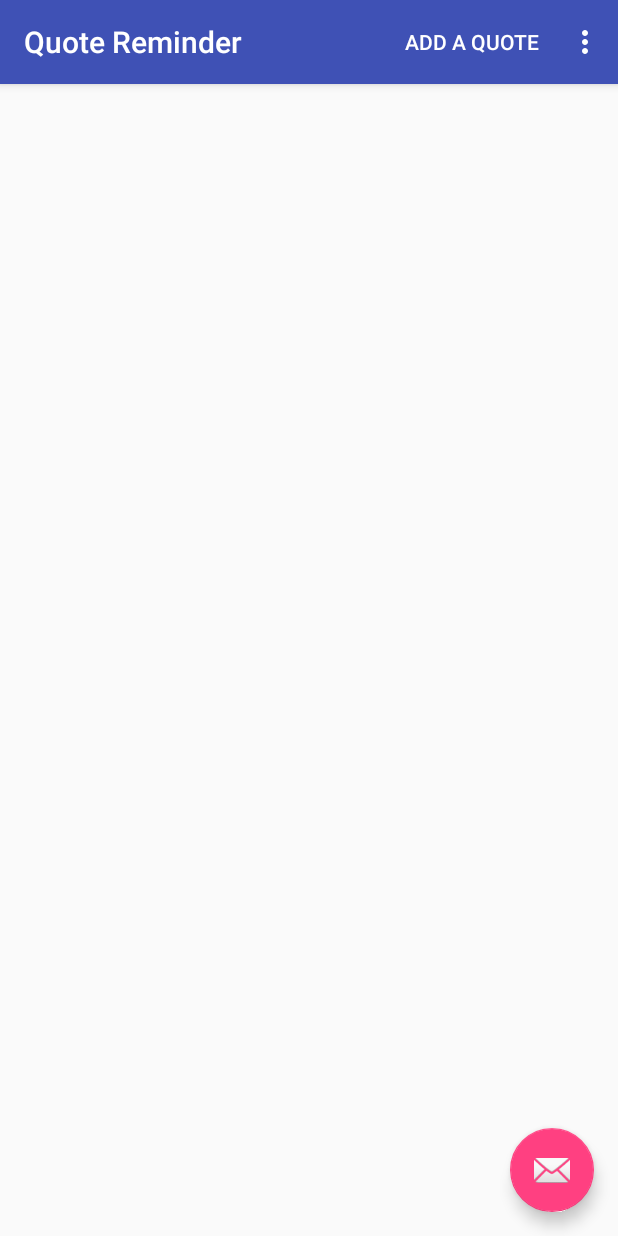
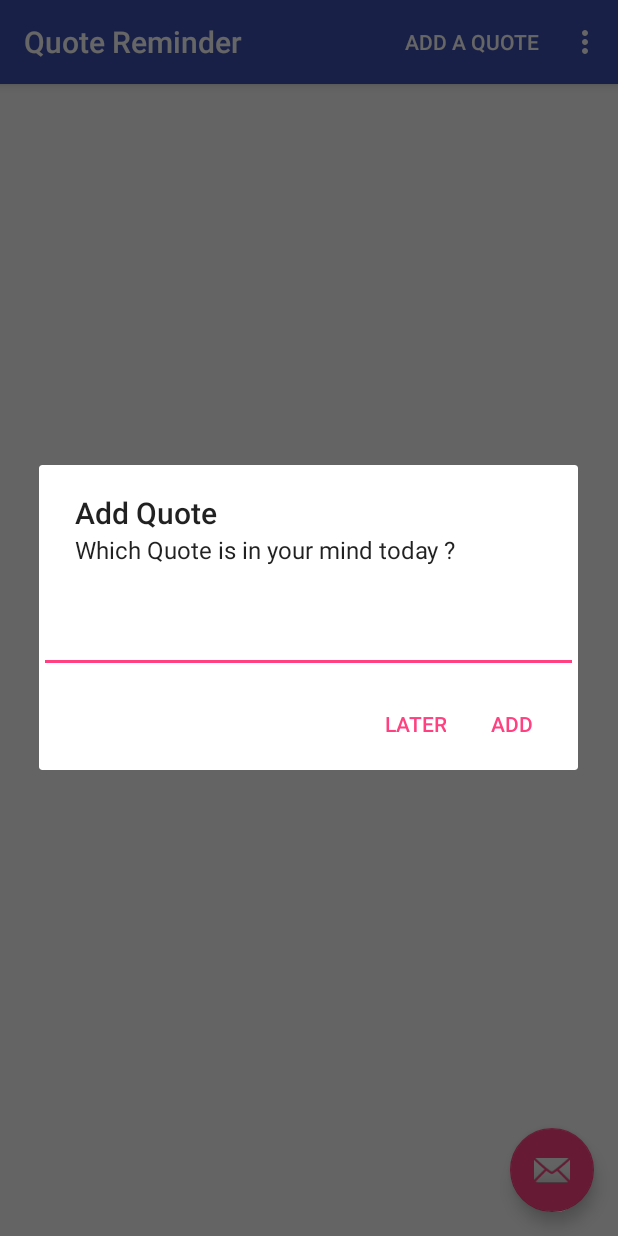
Before and after one commit to amahsanferoz/MindIt, an Android app: the screen it shows after launch (MainActivity), after a tap on "ADD A QUOTE", on a phone screen of 412 x 824 dp. Run offline under Robolectric (Android 15) with nearby library versions, the light colour scheme and no system bars.

Commit message:
Add Quote AlertDialogue added

```diff
--- a/app/src/main/java/com/arora/quotereminder/MainActivity.java
+++ b/app/src/main/java/com/arora/quotereminder/MainActivity.java
@@ -1,13 +1,17 @@
 package com.arora.quotereminder;
 
+import android.app.AlertDialog;
+import android.content.DialogInterface;
 import android.os.Bundle;
 import android.support.design.widget.FloatingActionButton;
 import android.support.design.widget.Snackbar;
 import android.support.v7.app.AppCompatActivity;
 import android.support.v7.widget.Toolbar;
+import android.util.Log;
 import android.view.View;
 import android.view.Menu;
 import android.view.MenuItem;
+import android.widget.EditText;
 
 public class MainActivity extends AppCompatActivity {
 
@@ -43,10 +47,33 @@ public class MainActivity extends AppCompatActivity {
         int id = item.getItemId();
 
         //noinspection SimplifiableIfStatement
-        if (id == R.id.action_settings) {
-            return true;
+        switch (id) {
+            case R.id.action_settings:
+                return true;
+            case R.id.addQuote:
+                AlertDialog.Builder builder = new AlertDialog.Builder(this);
+                builder.setTitle(R.string.addQuoteTitle);
+                builder.setMessage(R.string.quoteMessage);
+                final EditText inputField = new EditText(this);
+                builder.setView(inputField);
+
+                //Positive response
+                builder.setPositiveButton("Add", new DialogInterface.OnClickListener() {
+                    @Override
+                    public void onClick(DialogInterface dialog, int which) {
+                        Log.d("MainActivity", inputField.getText().toString());
+                    }
+                });
+
+                //Negative response
+                builder.setNegativeButton("Later", null);
+
+                //create the builder
+                builder.create().show();
+                Log.d("MainActivity", "New Quoted Added");
+                return true;
+            default:
+                return true;
         }
-
-        return super.onOptionsItemSelected(item);
     }
 }
--- a/app/src/main/res/values/strings.xml
+++ b/app/src/main/res/values/strings.xml
@@ -1,4 +1,6 @@
 <resources>
     <string name="app_name">Quote Reminder</string>
     <string name="action_settings">Settings</string>
+    <string name="addQuoteTitle">Add Quote</string>
+    <string name="quoteMessage">Which Quote is in your mind today ?</string>
 </resources>
```
